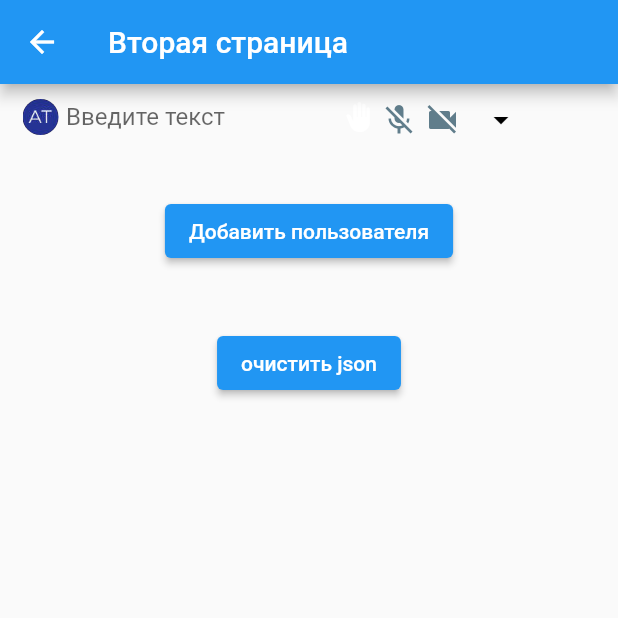
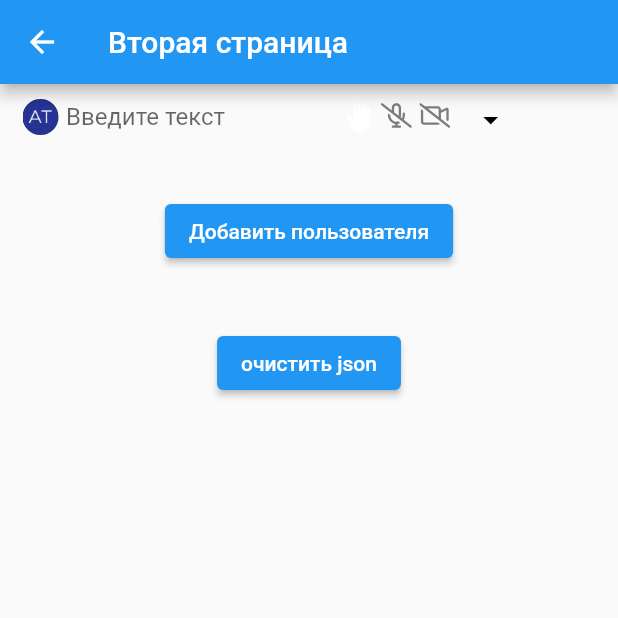
Before and after one commit to Lancer22sm/flutter_application_1, a Flutter app: the screen it shows after launch, after a tap on the "add" icon, on a phone screen of 412 x 824 dp, the top half of it. Run offline on Flutter 3.47's test engine with Material 2 defaults, Android fonts, the phone set to English and light mode, and no system bars; our stand-ins replace flutter_svg.

Commit message:
добавил в ассет свг иконки

```diff
--- a/lib/main.dart
+++ b/lib/main.dart
@@ -1,6 +1,7 @@
 import 'package:flutter/material.dart';
 import 'second_screen.dart';
 import 'package:flutter_application_1/my_methods.dart';
+import 'package:flutter_svg/svg.dart';
 
 var _MyMethods = MyMethods();
 // Вход в приложение
@@ -53,11 +54,8 @@ class _MyHomePageState extends State<MyHomePage> {
           _items.add(_MyMethods.myRowPeople(
               myNames[i + 7],
               Image.asset('assets/images/image1.jpg', width: 24, height: 24),
-              const Icon(Icons.mic_off, color: Colors.blueGrey),
-              const Icon(
-                Icons.videocam_off,
-                color: Colors.blueGrey,
-              ),
+              SvgPicture.asset('assets/icons/mic_off.svg', height: 18),
+              SvgPicture.asset('assets/icons/camera_off.svg', height: 18),
               const Icon(
                 Icons.back_hand,
                 color: Colors.white,
@@ -173,11 +171,8 @@ class _MyHomePageState extends State<MyHomePage> {
             _MyMethods.myRowPeople(
                 "Александ Толстиков",
                 Image.asset('assets/images/image1.jpg', width: 24, height: 24),
-                const Icon(Icons.mic_off, color: Colors.blueGrey),
-                const Icon(
-                  Icons.videocam_off,
-                  color: Colors.blueGrey,
-                ),
+                SvgPicture.asset('assets/icons/mic_off.svg', height: 18),
+                SvgPicture.asset('assets/icons/camera_off.svg', height: 18),
                 const Icon(
                   Icons.back_hand,
                   color: Colors.white,
@@ -195,8 +190,8 @@ class _MyHomePageState extends State<MyHomePage> {
             _MyMethods.myRowPeople(
                 "Ассистентовый Вадим",
                 Image.asset('assets/images/image2.jpg', width: 24, height: 24),
-                const Icon(Icons.mic_off, color: Colors.blueGrey),
-                const Icon(Icons.videocam_off, color: Colors.blueGrey),
+                SvgPicture.asset('assets/icons/mic_off.svg', height: 18),
+                SvgPicture.asset('assets/icons/camera_off.svg', height: 18),
                 const Icon(
                   Icons.back_hand,
                   color: Colors.red,
@@ -214,8 +209,8 @@ class _MyHomePageState extends State<MyHomePage> {
             _MyMethods.myRowPeople(
                 "Поинтов Пётр Петрович",
                 Image.asset('assets/images/image3.jpg', width: 24, height: 24),
-                const Icon(Icons.mic, color: Colors.blueGrey),
-                const Icon(Icons.videocam_off, color: Colors.blueGrey),
+                SvgPicture.asset('assets/icons/mic_on.svg', height: 18),
+                SvgPicture.asset('assets/icons/camera_off.svg', height: 18),
                 const Icon(
                   Icons.back_hand,
                   color: Colors.white,
@@ -233,8 +228,8 @@ class _MyHomePageState extends State<MyHomePage> {
             _MyMethods.myRowPeople(
                 "Селекторный Кирил Валерьевич",
                 Image.asset('assets/images/image4.jpg', width: 24, height: 24),
-                const Icon(Icons.mic_off, color: Colors.blueGrey),
-                const Icon(Icons.videocam_off, color: Colors.blueGrey),
+                SvgPicture.asset('assets/icons/mic_off.svg', height: 18),
+                SvgPicture.asset('assets/icons/camera_off.svg', height: 18),
                 const Icon(
                   Icons.back_hand,
                   color: Colors.white,
@@ -252,8 +247,8 @@ class _MyHomePageState extends State<MyHomePage> {
             _MyMethods.myRowPeople(
                 "Худенков Александр",
                 Image.asset('assets/images/image5.jpg', width: 24, height: 24),
-                const Icon(Icons.mic, color: Colors.blueGrey),
-                const Icon(Icons.videocam_off, color: Colors.blueGrey),
+                SvgPicture.asset('assets/icons/mic_on.svg', height: 18),
+                SvgPicture.asset('assets/icons/camera_off.svg', height: 18),
                 const Icon(
                   Icons.back_hand,
                   color: Colors.white,
@@ -271,8 +266,8 @@ class _MyHomePageState extends State<MyHomePage> {
             _MyMethods.myRowPeople(
                 "Цапля Андрей Андреевич",
                 Image.asset('assets/images/image6.jpg', width: 24, height: 24),
-                const Icon(Icons.mic_off, color: Colors.blueGrey),
-                const Icon(Icons.videocam_off, color: Colors.blueGrey),
+                SvgPicture.asset('assets/icons/mic_off.svg', height: 18),
+                SvgPicture.asset('assets/icons/camera_off.svg', height: 18),
                 const Icon(
                   Icons.back_hand,
                   color: Colors.white,
@@ -290,8 +285,8 @@ class _MyHomePageState extends State<MyHomePage> {
             _MyMethods.myRowPeople(
                 "Черный Артём Генадьевич",
                 Image.asset('assets/images/image7.jpg', width: 24, height: 24),
-                const Icon(Icons.mic_off, color: Colors.blueGrey),
-                const Icon(Icons.videocam_off, color: Colors.blueGrey),
+                SvgPicture.asset('assets/icons/mic_off.svg', height: 18),
+                SvgPicture.asset('assets/icons/camera_off.svg', height: 18),
                 const Icon(
                   Icons.back_hand,
                   color: Colors.white,
--- a/lib/my_methods.dart
+++ b/lib/my_methods.dart
@@ -3,6 +3,7 @@ import 'dart:io';
 import 'package:flutter/material.dart';
 import 'package:flutter/services.dart';
 import 'package:path_provider/path_provider.dart';
+import 'package:flutter_svg/svg.dart';
 
 class MyMethods extends StatelessWidget {
   MyMethods({super.key});
@@ -138,8 +139,8 @@ class MyMethods extends StatelessWidget {
   Row myRowPeople(
       String namePeople,
       Image imagePeople,
-      Icon iconMicro,
-      Icon iconCamera,
+      SvgPicture svgMicro,
+      SvgPicture svgCamera,
       Icon iconHand,
       bool state,
       double containerWidth,
@@ -155,8 +156,8 @@ class MyMethods extends StatelessWidget {
           myColumnPeople(
               namePeople,
               imagePeople,
-              iconMicro,
-              iconCamera,
+              svgMicro,
+              svgCamera,
               iconHand,
               state,
               containerWidth,
@@ -179,8 +180,8 @@ class MyMethods extends StatelessWidget {
   Column myColumnPeople(
       String namePeople,
       Image imagePeople,
-      Icon iconMicro,
-      Icon iconCamera,
+      SvgPicture svgMicro,
+      SvgPicture svgCamera,
       Icon iconHand,
       bool state,
       double containerWidth,
@@ -224,8 +225,8 @@ class MyMethods extends StatelessWidget {
                           spacing: 5,
                           children: <Widget>[
                             iconHand,
-                            iconMicro,
-                            iconCamera,
+                            svgMicro,
+                            svgCamera,
                             const Padding(padding: EdgeInsets.only(left: 5)),
                             const Icon(Icons.arrow_drop_down,
                                 color: Colors.black)
--- a/lib/second_screen.dart
+++ b/lib/second_screen.dart
@@ -1,5 +1,6 @@
 import 'package:flutter/material.dart';
 import 'package:flutter_application_1/my_methods.dart';
+import 'package:flutter_svg/svg.dart';
 
 var _MyMethods = MyMethods();
 
@@ -9,11 +10,8 @@ Column myColumns = Column(children: <Widget>[
   _MyMethods.myRowPeople(
       "Александо Толстиков",
       Image.asset('assets/images/image1.jpg', width: 24, height: 24),
-      const Icon(Icons.mic_off, color: Colors.blueGrey),
-      const Icon(
-        Icons.videocam_off,
-        color: Colors.blueGrey,
-      ),
+      SvgPicture.asset('assets/icons/mic_off.svg', height: 18),
+      SvgPicture.asset('assets/icons/camera_off.svg', height: 18),
       const Icon(
         Icons.back_hand,
         color: Colors.white,
@@ -50,11 +48,8 @@ class _SecondScreen extends State<SecondScreen> {
       _items.add(_MyMethods.myRowPeople(
           myTextField,
           Image.asset('assets/images/image1.jpg', width: 24, height: 24),
-          const Icon(Icons.mic_off, color: Colors.blueGrey),
-          const Icon(
-            Icons.videocam_off,
-            color: Colors.blueGrey,
-          ),
+          SvgPicture.asset('assets/icons/mic_off.svg', height: 18),
+          SvgPicture.asset('assets/icons/camera_off.svg', height: 18),
           const Icon(
             Icons.back_hand,
             color: Colors.white,
--- a/pubspec.yaml
+++ b/pubspec.yaml
@@ -36,6 +36,7 @@ dependencies:
   # Use with the CupertinoIcons class for iOS style icons.
   cupertino_icons: ^1.0.2
   path_provider: ^2.1.1
+  flutter_svg: ^2.0.9
 
 dev_dependencies:
   flutter_test:
@@ -72,6 +73,9 @@ flutter:
     - assets/images/image6.jpg
     - assets/images/image7.jpg
     - assets/jsons/mynames.json
+    - assets/icons/camera_off.svg
+    - assets/icons/mic_off.svg
+    - assets/icons/mic_on.svg
 
   # An image asset can refer to one or more resolution-specific "variants", see
   # https://flutter.dev/assets-and-images/#resolution-aware
```
Also changed, not shown: assets/icons/camera_off.svg (added), assets/icons/mic_off.svg (added), assets/icons/mic_on.svg (added), pubspec.lock.
